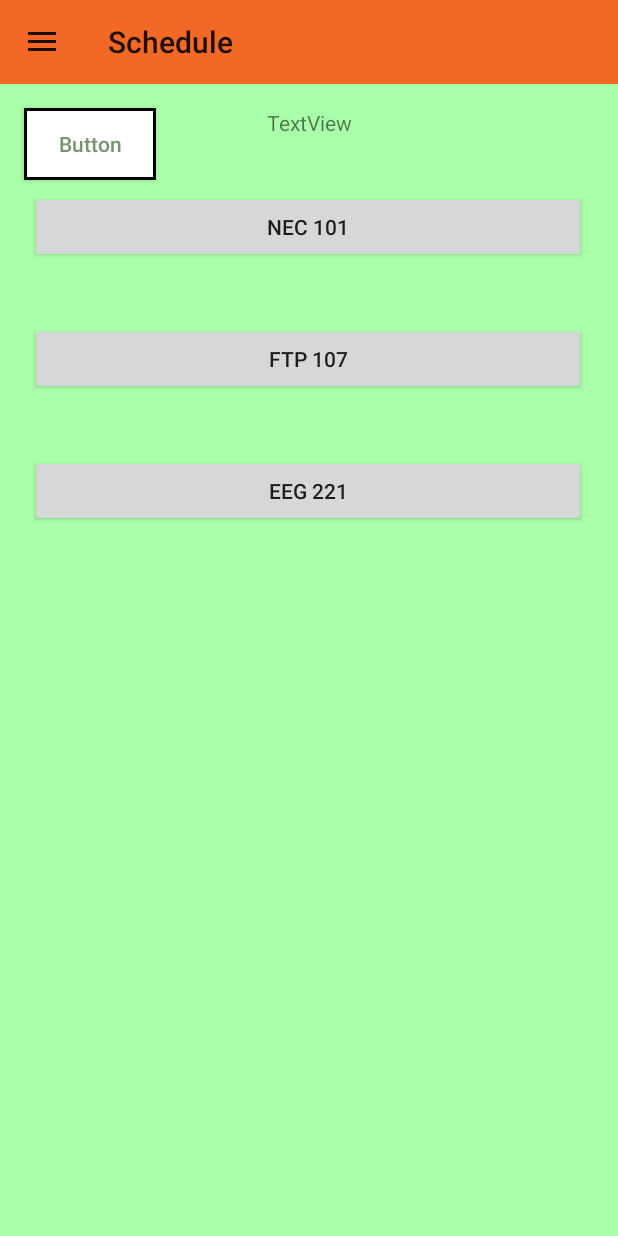
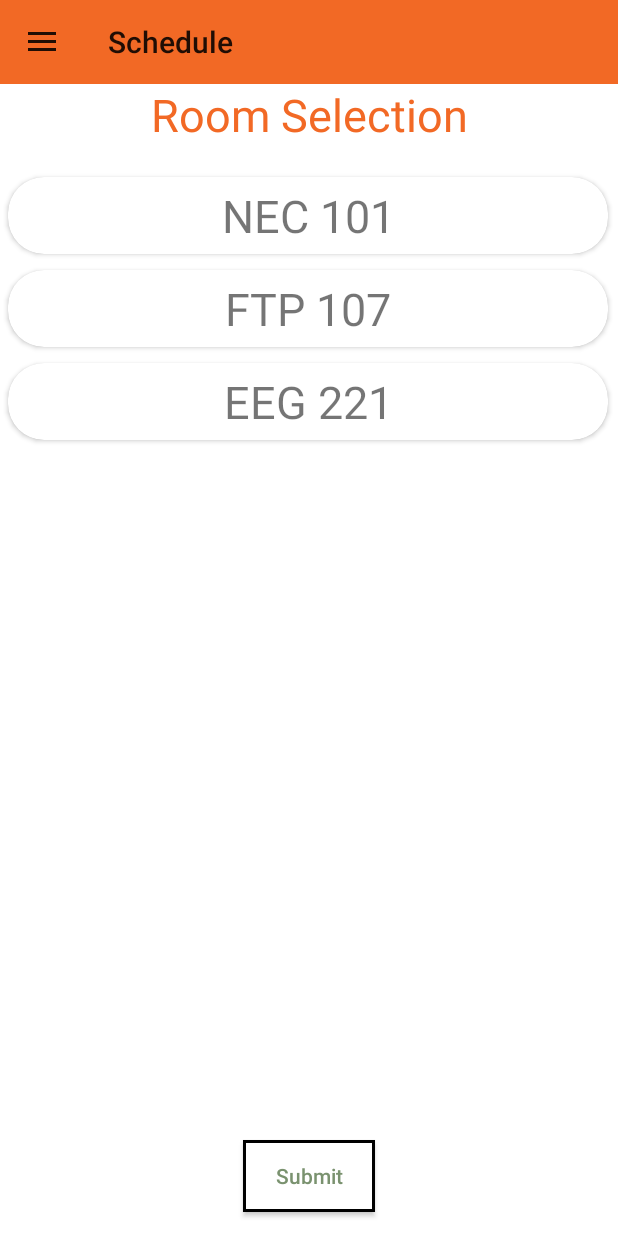
Before and after one commit to DBerry07/Revature_TrainingRoomMaintenanceScheduler, an Android app: the fragment SM_Schedule_RoomSelectionFragment placed in its activity, on a phone screen of 412 x 824 dp. Run offline under Robolectric (Android 15) with nearby library versions, the phone set to English and light mode, and no system bars; our stand-ins replace navigation-ui.

Commit message:
Improved cleaning criteria selection fragment UI. Now follows global design

```diff
--- a/app/src/main/java/com/revature/roommaintenanceprototype/fragment/SM_Schedule_RoomSelectionFragment.java
+++ b/app/src/main/java/com/revature/roommaintenanceprototype/fragment/SM_Schedule_RoomSelectionFragment.java
@@ -14,9 +14,12 @@ import android.widget.Button;
 
 import com.revature.roommaintenanceprototype.R;
 import com.revature.roommaintenanceprototype.adapter.RoomSelectionAdapter;
+import com.revature.roommaintenanceprototype.adapter.SimpleStringAdapter;
 import com.revature.roommaintenanceprototype.helper.FragmentHelper;
 import com.revature.roommaintenanceprototype.util.DummyText;
 import com.revature.roommaintenanceprototype.util.FragmentStringTags;
+
+import java.util.ArrayList;
 
 public class SM_Schedule_RoomSelectionFragment extends Fragment {
 
@@ -28,8 +31,7 @@ public class SM_Schedule_RoomSelectionFragment extends Fragment {
         RecyclerView recyclerView = (RecyclerView) rootView.findViewById(R.id.room_selection_recycler);
         LinearLayoutManager linearLayoutManager = new LinearLayoutManager((rootView.getContext()));
         recyclerView.setLayoutManager(linearLayoutManager);
-        RoomSelectionAdapter adapter = new RoomSelectionAdapter(getActivity(), DummyText.getRooms());
-        recyclerView.setAdapter(adapter);
+        recyclerView.setAdapter(new SimpleStringAdapter( (ArrayList<String>) DummyText.getRooms()));
         return rootView;
     }
 
--- a/app/src/main/res/layout/activity_main.xml
+++ b/app/src/main/res/layout/activity_main.xml
@@ -22,18 +22,24 @@
             app:layout_constraintEnd_toEndOf="parent"
             app:layout_constraintStart_toStartOf="parent"
             app:layout_constraintTop_toTopOf="parent" />
-
-        <fragment
-            android:id="@+id/fragment_mainContentContainer"
+        <LinearLayout
             android:layout_width="0dp"
             android:layout_height="0dp"
-            app:defaultNavHost="true"
-            android:name="androidx.navigation.fragment.NavHostFragment"
-            app:navGraph="@navigation/nav_graph_trainer"
+            android:orientation="vertical"
+            style="@style/frameLayoutContainer"
             app:layout_constraintBottom_toBottomOf="parent"
             app:layout_constraintEnd_toEndOf="parent"
             app:layout_constraintStart_toStartOf="parent"
-            app:layout_constraintTop_toBottomOf="@+id/toolbar" />
+            app:layout_constraintTop_toBottomOf="@+id/toolbar" >
+
+            <fragment
+                android:id="@+id/fragment_mainContentContainer"
+                android:layout_width="match_parent"
+                android:layout_height="match_parent"
+                app:defaultNavHost="true"
+                android:name="androidx.navigation.fragment.NavHostFragment"
+                app:navGraph="@navigation/nav_graph_trainer"/>
+        </LinearLayout>
     </androidx.constraintlayout.widget.ConstraintLayout>
 
     <com.google.android.material.navigation.NavigationView
--- a/app/src/main/res/layout/criteria_selection_option.xml
+++ /dev/null
@@ -1,6 +0,0 @@
-<?xml version="1.0" encoding="utf-8"?>
-<LinearLayout xmlns:android="http://schemas.android.com/apk/res/android"
-    android:orientation="vertical" android:layout_width="match_parent"
-    android:layout_height="match_parent">
-
-</LinearLayout>
--- a/app/src/main/res/layout/fragment_delegate_date.xml
+++ b/app/src/main/res/layout/fragment_delegate_date.xml
@@ -2,7 +2,6 @@
 <FrameLayout xmlns:android="http://schemas.android.com/apk/res/android"
     xmlns:tools="http://schemas.android.com/tools"
     xmlns:app="http://schemas.android.com/apk/res-auto"
-    style="@style/frameLayoutContainer"
     android:layout_width="match_parent"
     android:layout_height="match_parent">
 
--- a/app/src/main/res/layout/fragment_reports.xml
+++ b/app/src/main/res/layout/fragment_reports.xml
@@ -1,7 +1,6 @@
 <?xml version="1.0" encoding="utf-8"?>
 <FrameLayout xmlns:android="http://schemas.android.com/apk/res/android"
     xmlns:tools="http://schemas.android.com/tools"
-    style="frameLayoutContainer"
     android:layout_width="match_parent"
     android:layout_height="match_parent">
 
--- a/app/src/main/res/layout/fragment_room_selection.xml
+++ b/app/src/main/res/layout/fragment_room_selection.xml
@@ -1,20 +1,17 @@
 <?xml version="1.0" encoding="utf-8"?>
-<FrameLayout
+<androidx.constraintlayout.widget.ConstraintLayout
     xmlns:android="http://schemas.android.com/apk/res/android"
     xmlns:app="http://schemas.android.com/apk/res-auto"
     xmlns:tools="http://schemas.android.com/tools"
-    style="@style/frameLayoutContainer"
-    android:layout_width="match_parent"
-    android:layout_height="match_parent">
-<androidx.constraintlayout.widget.ConstraintLayout
+    android:background="@android:color/white"
     android:layout_width="match_parent"
     android:layout_height="match_parent">
     <TextView
         android:id="@+id/textView"
-        android:layout_width="wrap_content"
+        style="@style/fragmentTitle"
+        android:layout_width="match_parent"
         android:layout_height="wrap_content"
-        android:layout_marginTop="16dp"
-        android:text="TextView"
+        android:text="@string/title_room_selection"
         app:layout_constraintEnd_toEndOf="parent"
         app:layout_constraintStart_toStartOf="parent"
         app:layout_constraintTop_toTopOf="parent" />
@@ -30,11 +27,13 @@
         app:layout_constraintEnd_toEndOf="parent"
         app:layout_constraintStart_toStartOf="parent"
         app:layout_constraintTop_toBottomOf="@+id/textView" />
-</androidx.constraintlayout.widget.ConstraintLayout>
     <Button
         android:id="@+id/btn_roomSelection"
         style="@style/buttonStyle"
         android:layout_width="wrap_content"
         android:layout_height="wrap_content"
-        android:text="Button" />
-</FrameLayout>
+        android:text="@string/btn_label_submit"
+        app:layout_constraintBottom_toBottomOf="parent"
+        app:layout_constraintEnd_toEndOf="parent"
+        app:layout_constraintStart_toStartOf="parent"/>
+</androidx.constraintlayout.widget.ConstraintLayout>
--- a/app/src/main/res/layout/fragment_signature.xml
+++ b/app/src/main/res/layout/fragment_signature.xml
@@ -2,7 +2,6 @@
 <FrameLayout xmlns:android="http://schemas.android.com/apk/res/android"
     xmlns:app="http://schemas.android.com/apk/res-auto"
     xmlns:tools="http://schemas.android.com/tools"
-    style="@style/frameLayoutContainer"
     android:layout_width="match_parent"
     android:layout_height="match_parent">
 
--- a/app/src/main/res/layout/fragment_trainer_selection.xml
+++ b/app/src/main/res/layout/fragment_trainer_selection.xml
@@ -2,7 +2,6 @@
 <FrameLayout xmlns:android="http://schemas.android.com/apk/res/android"
     xmlns:app="http://schemas.android.com/apk/res-auto"
     xmlns:tools="http://schemas.android.com/tools"
-    style="@style/frameLayoutContainer"
     android:layout_width="match_parent"
     android:layout_height="match_parent">
 
@@ -13,7 +12,7 @@
         android:text="@string/title_trainer_selection" />
 
     <!--DAVID's-->
-    <androidx.constraintlayout.widget.ConstraintLayout xmlns:android="http://schemas.android.com/apk/res/android"
+    <androidx.constraintlayout.widget.ConstraintLayout
         android:layout_width="match_parent"
         android:layout_height="match_parent">
 
--- a/app/src/main/res/values/colors.xml
+++ b/app/src/main/res/values/colors.xml
@@ -14,5 +14,6 @@
     <color name="globalBackgroundColor">@color/testingBackgroundColor</color>
     <color name="testingBackgroundColor">#afa</color>
 
+    <color name="transparent">#00FFFFFF</color>
 
 </resources>
```
Also changed, not shown: app/src/main/res/layout/fragment_campus_selection.xml (+8 -14 lines), app/src/main/res/layout/fragment_criteria_selection.xml (+5 -12 lines), app/src/main/res/values/styles.xml (+13 -6 lines).
